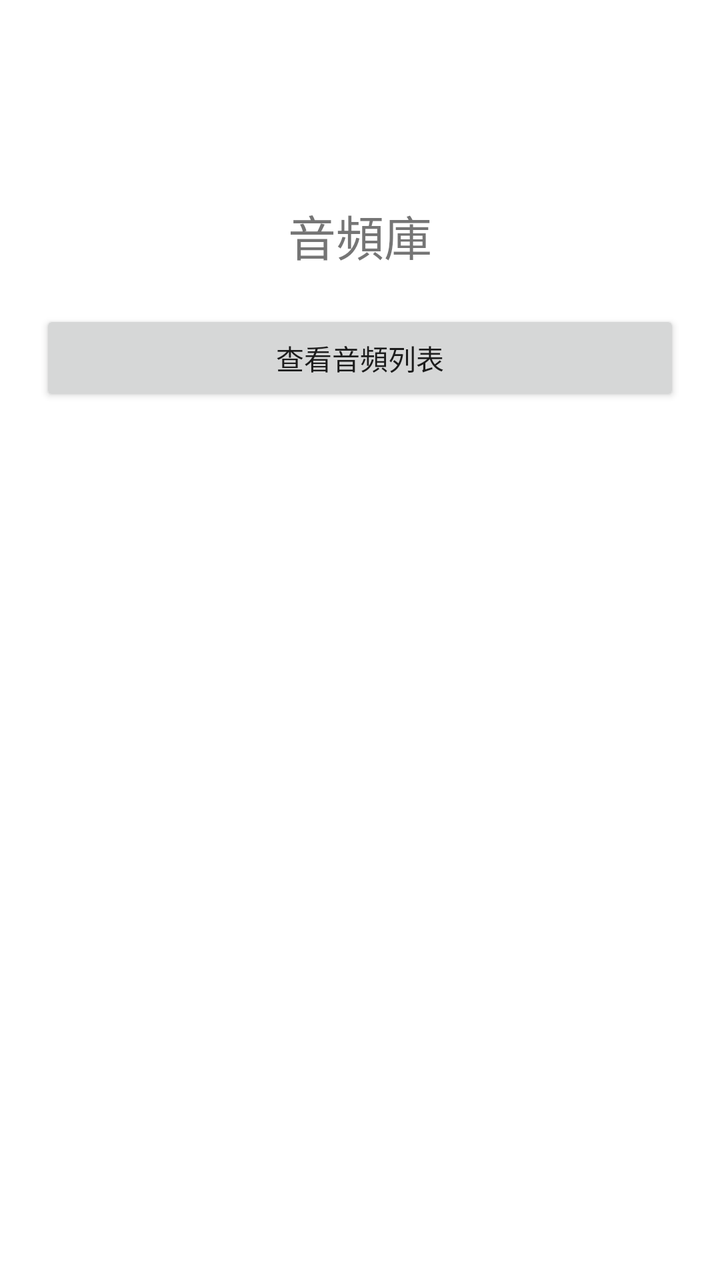
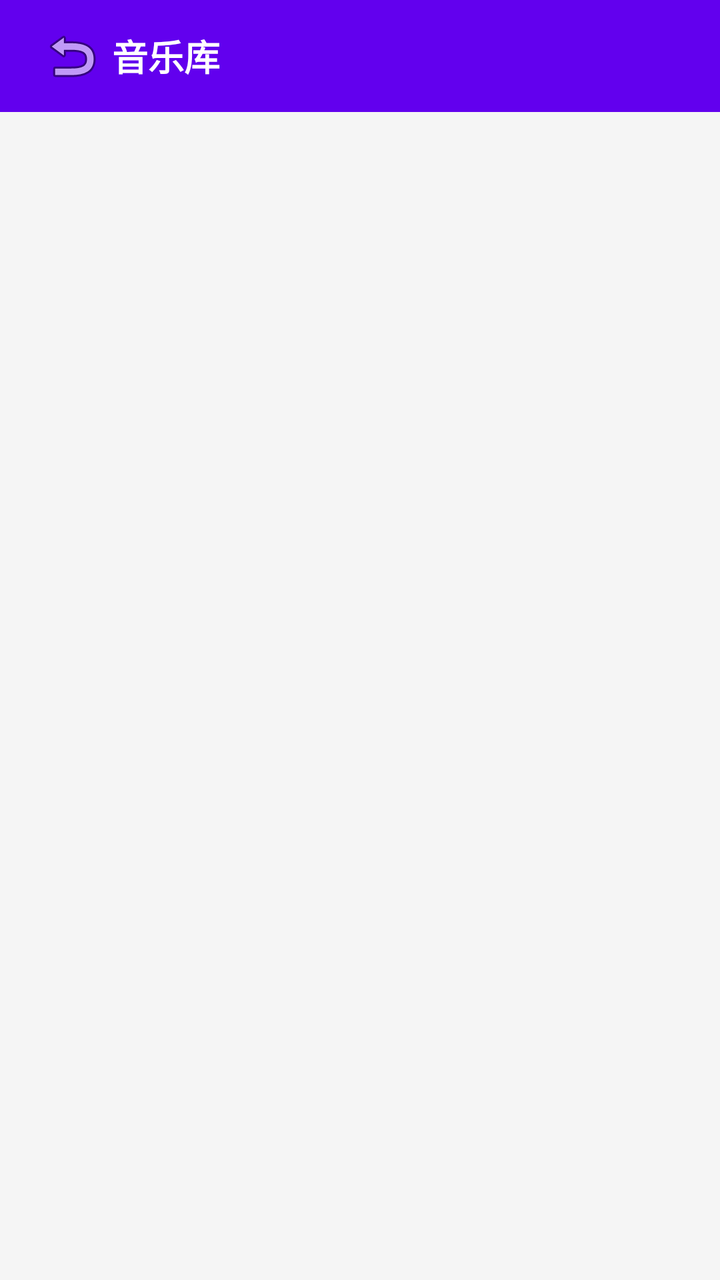

An Android layout rendered at two revisions. The XML below is the earlier revision; the diff shows what the commit changed to produce the second picture.
<!-- AndroidManifest.xml: application theme AppTheme -->
<!-- res/layout/activity_audio_library.xml -->
<?xml version="1.0" encoding="utf-8"?>
<LinearLayout xmlns:android="http://schemas.android.com/apk/res/android"
    android:layout_width="match_parent"
    android:layout_height="match_parent"
    android:orientation="vertical"
    android:background="#FFFFFF">

    <TextView
        android:layout_width="match_parent"
        android:layout_height="wrap_content"
        android:text="音頻庫"
        android:textSize="24sp"
        android:gravity="center"
        android:layout_marginTop="100dp"/>

    <Button
        android:layout_width="match_parent"
        android:layout_height="wrap_content"
        android:text="查看音頻列表"
        android:layout_margin="20dp"/>
</LinearLayout>
<!-- resources referenced by this layout -->
<resources>
  <style name="AppTheme" parent="Theme.AppCompat.Light.NoActionBar">
          <item name="colorPrimary">#FF6200EE</item>
          <item name="colorPrimaryDark">#FF3700B3</item>
          <item name="colorAccent">#FF03DAC5</item>
      </style>
</resources>

<!-- the commit's change to res/layout/activity_audio_library.xml (unified diff, before → after) -->
@@ -3,19 +3,35 @@
     android:layout_width="match_parent"
     android:layout_height="match_parent"
     android:orientation="vertical"
-    android:background="#FFFFFF">
+    android:background="#F5F5F5">
 
-    <TextView
+    <LinearLayout
         android:layout_width="match_parent"
-        android:layout_height="wrap_content"
-        android:text="音頻庫"
-        android:textSize="24sp"
+        android:layout_height="56dp"
+        android:background="#FF6200EE"
+        android:gravity="center_vertical"
+        android:paddingHorizontal="16dp">
+        <ImageButton android:id="@+id/btn_back"
+            android:layout_width="40dp" android:layout_height="40dp"
+            android:src="@android:drawable/ic_menu_revert"
+            android:background="?attr/selectableItemBackgroundBorderless"/>
+        <TextView
+            android:layout_width="0dp" android:layout_height="wrap_content"
+            android:layout_weight="1" android:text="音乐库"
+            android:textColor="#FFFFFF" android:textSize="18sp" android:textStyle="bold"/>
+    </LinearLayout>
+
+    <TextView android:id="@+id/tv_empty"
+        android:layout_width="match_parent"
+        android:layout_height="match_parent"
         android:gravity="center"
-        android:layout_marginTop="100dp"/>
+        android:text="暂无音乐文件"
+        android:textSize="16sp" android:textColor="#999999"
+        android:visibility="gone"/>
 
-    <Button
+    <ListView android:id="@+id/list_music"
         android:layout_width="match_parent"
-        android:layout_height="wrap_content"
-        android:text="查看音頻列表"
-        android:layout_margin="20dp"/>
+        android:layout_height="match_parent"
+        android:divider="#E0E0E0"
+        android:dividerHeight="1dp"/>
 </LinearLayout>
